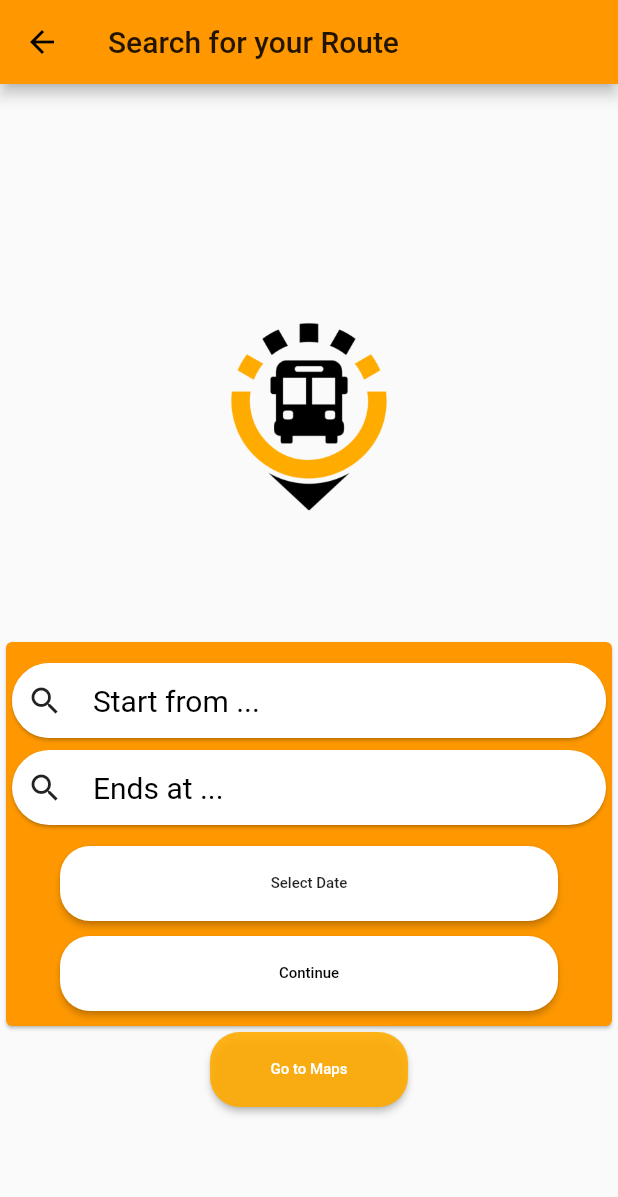
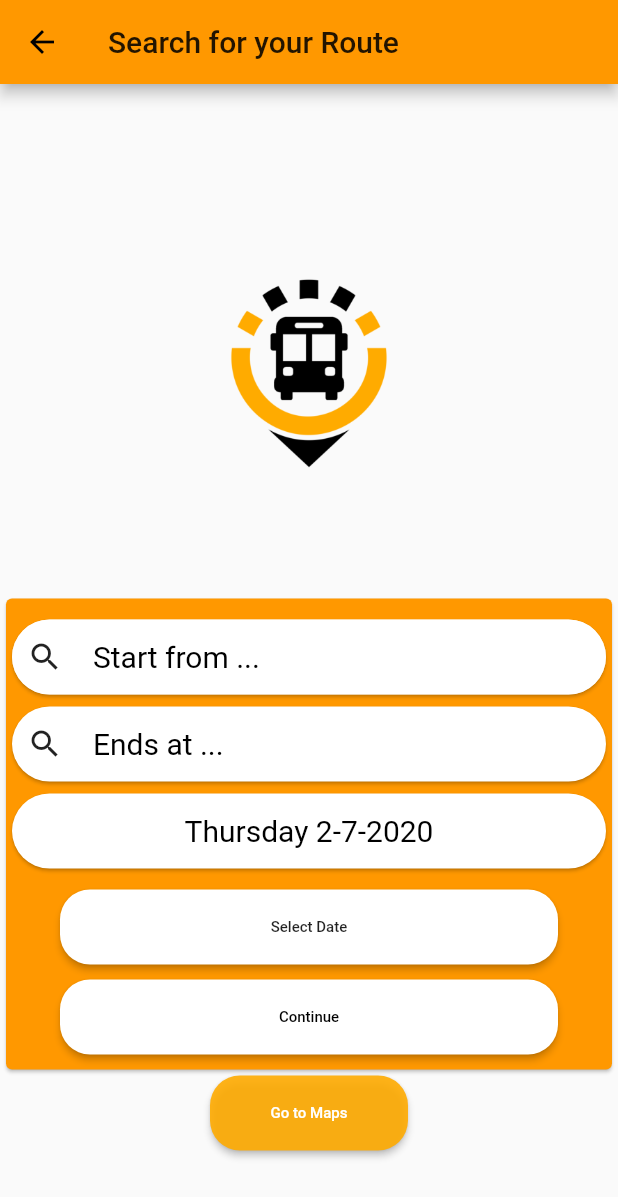
Before and after one commit to hemanthkumar17/PinMyBus, a Flutter app: the SearchRoutePage screen opened by its route, on a phone screen of 412 x 824 dp. Shown: the top 1197 px of the screen. Run offline on Flutter 3.47's test engine with Material 2 defaults, Android fonts, the phone set to English and light mode, and no system bars; drawn by our look-alikes of avatar_glow; our stand-ins replace cloud_functions, firebase_auth, firebase_database, flutter_datetime_picker, flutter_local_notifications, geolocator and 5 more; missing offline and left inert: flutter_facebook_login; accounts and stored records are empty.

Commit message:
Added Date In SearchRoute

```diff
--- a/lib/pages/searchroute.dart
+++ b/lib/pages/searchroute.dart
@@ -1,7 +1,9 @@
 import 'package:avatar_glow/avatar_glow.dart';
 import 'package:cloud_functions/cloud_functions.dart';
 import 'package:firebase_auth/firebase_auth.dart';
+import 'package:intl/date_symbol_data_local.dart';
 import 'package:flutter/material.dart';
+import 'package:intl/intl.dart';
 import 'package:pinmybus/models/globals.dart';
 import 'package:pinmybus/models/routes.dart';
 import 'package:pinmybus/models/stops.dart';
@@ -157,8 +159,7 @@ class _SearchRoutePageState extends State<SearchRoutePage> {
                                 children: <Widget>[
                                   Container(
                                     decoration: BoxDecoration(
-                                        borderRadius:
-                                            BorderRadius.circular(100),
+                                      borderRadius: BorderRadius.circular(100),
                                     ),
                                     height: 50,
                                     child: Row(children: <Widget>[
@@ -179,7 +180,28 @@ class _SearchRoutePageState extends State<SearchRoutePage> {
                           ),
                           onTap: () {
                             searchStop(context, false);
-                            }),
+                          },
+                        ),
+                        Card(
+                          shape: RoundedRectangleBorder(
+                            borderRadius: BorderRadius.circular(100),
+                          ),
+                          child: Container(
+                            decoration: BoxDecoration(
+                              borderRadius: BorderRadius.circular(100),
+                            ),
+                            height: 50,
+                            child: Center(
+                              child: Text(
+                                "${DateFormat('EEEE').format(selectedDate)} ${selectedDate.day}-${selectedDate.month}-${selectedDate.year}",
+                                style: TextStyle(
+                                  fontSize: 20.0,
+                                  color: Colors.black,
+                                ),
+                              ),
+                            ),
+                          ),
+                        ),
                         SizedBox(
                           height: 10,
                         ),
--- a/pubspec.yaml
+++ b/pubspec.yaml
@@ -38,6 +38,7 @@ dependencies:
 
   flutter_local_notifications: ^1.4.4+1
   flutter_datetime_picker: ^1.3.8
+  intl: ^0.15.7
   rxdart: ^0.24.1
   flutter_polyline_points: ^0.2.2
 
```
Also changed, not shown: pubspec.lock. Lines whose indentation alone changed are shown as unchanged.
